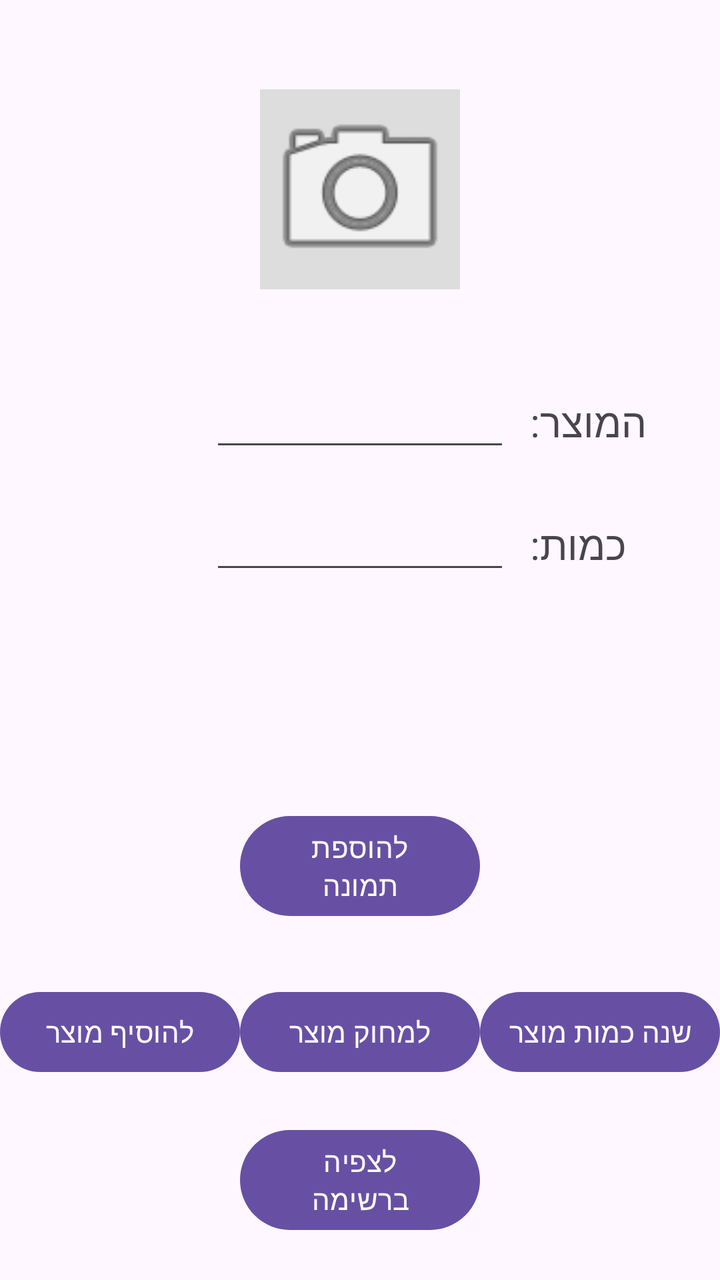
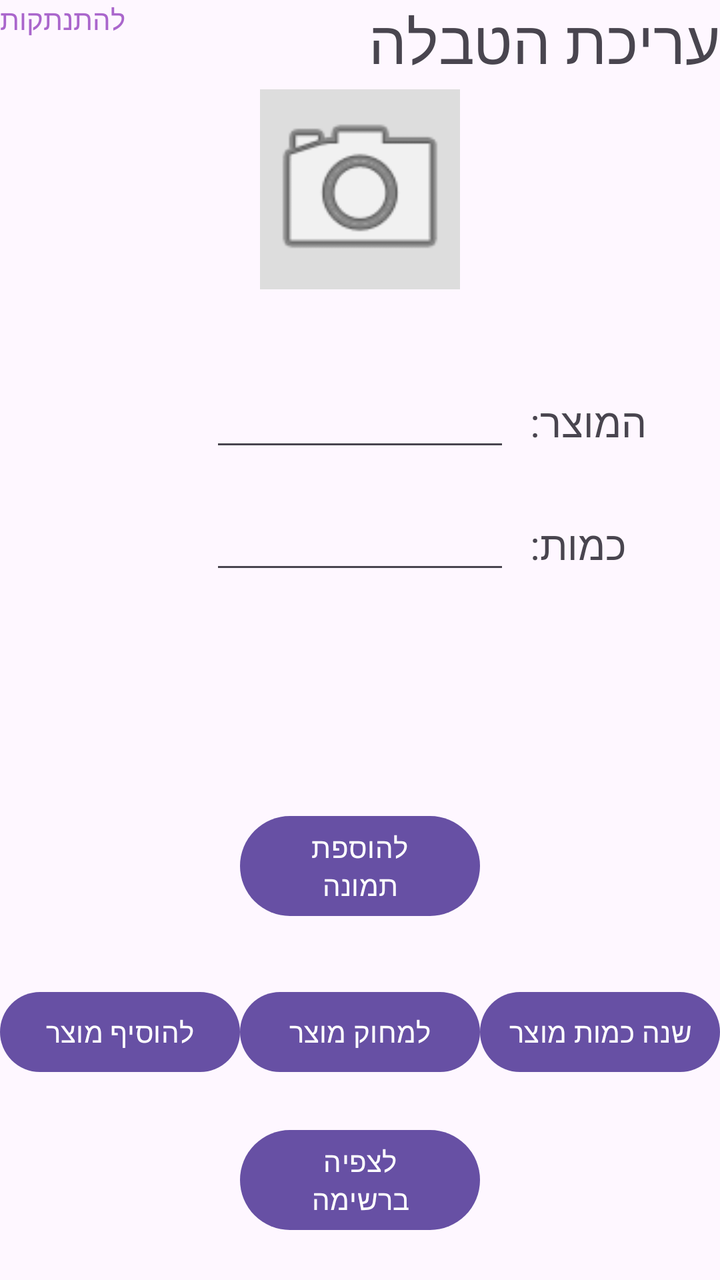

Compare the two renders of this Android layout. The source of the first and the diff that turns it into the second are given below.
<!-- AndroidManifest.xml: application theme Theme.GroceryListApp -->
<!-- res/layout/activity_main.xml -->
<?xml version="1.0" encoding="utf-8"?>
<androidx.constraintlayout.widget.ConstraintLayout xmlns:android="http://schemas.android.com/apk/res/android"
    xmlns:app="http://schemas.android.com/apk/res-auto"
    xmlns:tools="http://schemas.android.com/tools"
    android:id="@+id/main"
    android:layout_width="match_parent"
    android:layout_height="match_parent"
    tools:context=".MainActivity">

    <LinearLayout
        android:id="@+id/imageLayout"
        android:layout_width="wrap_content"
        android:layout_height="wrap_content"
        android:gravity="center"
        android:orientation="vertical"
        android:padding="4dp"
        app:layout_constraintBottom_toTopOf="@+id/etName"
        app:layout_constraintEnd_toEndOf="parent"
        app:layout_constraintStart_toStartOf="parent"
        app:layout_constraintTop_toTopOf="parent">

        <TextView
            android:id="@+id/tvStatus"
            android:layout_width="wrap_content"
            android:layout_height="wrap_content" />

        <ImageView
            android:id="@+id/ivPreview"
            android:layout_width="100dp"
            android:layout_height="100dp"
            android:background="#DDDDDD"
            android:contentDescription="תמונת המוצר"
            android:scaleType="centerCrop"
            android:src="@android:drawable/ic_menu_camera" />

        <TextView
            android:id="@+id/tvStats"
            android:layout_width="wrap_content"
            android:layout_height="wrap_content"
            android:text="" />
    </LinearLayout>

    <EditText
        android:id="@+id/etName"
        android:layout_width="150dp"
        android:layout_height="wrap_content"
        android:layout_marginBottom="20dp"
        app:layout_constraintBottom_toTopOf="@+id/etAmount"
        app:layout_constraintEnd_toEndOf="parent"
        app:layout_constraintStart_toStartOf="parent" />

    <EditText
        android:id="@+id/etAmount"
        android:layout_width="150dp"
        android:layout_height="wrap_content"
        android:layout_marginBottom="200dp"
        android:inputType="number"
        app:layout_constraintBottom_toTopOf="@+id/btnAdd"
        app:layout_constraintEnd_toEndOf="parent"
        app:layout_constraintStart_toStartOf="parent" />

    <TextView
        android:layout_width="wrap_content"
        android:layout_height="wrap_content"
        android:layout_marginStart="10dp"
        android:text="המוצר:"
        android:textSize="20sp"
        app:layout_constraintBaseline_toBaselineOf="@+id/etName"
        app:layout_constraintStart_toEndOf="@+id/etName" />

    <TextView
        android:layout_width="wrap_content"
        android:layout_height="wrap_content"
        android:layout_marginStart="10dp"
        android:text="כמות:"
        android:textSize="20sp"
        app:layout_constraintBaseline_toBaselineOf="@+id/etAmount"
        app:layout_constraintStart_toEndOf="@+id/etAmount" />

    <Button
        android:id="@+id/btnAdd"
        android:layout_width="0dp"
        android:layout_height="wrap_content"
        android:layout_marginBottom="100dp"
        android:padding="0dp"
        android:text="להוסיף מוצר"
        app:layout_constraintBottom_toBottomOf="parent"
        app:layout_constraintEnd_toStartOf="@+id/btnDelete"
        app:layout_constraintHorizontal_weight="1"
        app:layout_constraintStart_toStartOf="parent" />

    <Button
        android:id="@+id/btnDelete"
        android:layout_width="0dp"
        android:layout_height="wrap_content"
        android:layout_marginBottom="100dp"
        android:padding="0dp"
        android:text="למחוק מוצר"
        app:layout_constraintBottom_toBottomOf="parent"
        app:layout_constraintEnd_toStartOf="@+id/btnUpdate"
        app:layout_constraintHorizontal_weight="1"
        app:layout_constraintStart_toEndOf="@+id/btnAdd" />

    <Button
        android:id="@+id/btnUpdate"
        android:layout_width="0dp"
        android:layout_height="wrap_content"
        android:layout_marginBottom="100dp"
        android:padding="0dp"
        android:text="שנה כמות מוצר"
        app:layout_constraintBottom_toBottomOf="parent"
        app:layout_constraintEnd_toEndOf="parent"
        app:layout_constraintHorizontal_weight="1"
        app:layout_constraintStart_toEndOf="@+id/btnDelete" />

    <Button
        android:id="@+id/btnAddImg"
        android:layout_width="0dp"
        android:layout_height="wrap_content"
        android:layout_marginBottom="30dp"
        android:text="להוספת תמונה"
        app:layout_constraintBottom_toTopOf="@+id/btnDelete"
        app:layout_constraintEnd_toEndOf="@+id/btnDelete"
        app:layout_constraintStart_toEndOf="@+id/btnAdd" />

    <Button
        android:id="@+id/btnViewDB"
        android:layout_width="0dp"
        android:layout_height="wrap_content"
        android:text="לצפיה ברשימה"
        app:layout_constraintBottom_toBottomOf="parent"
        app:layout_constraintEnd_toEndOf="@+id/btnDelete"
        app:layout_constraintStart_toEndOf="@+id/btnAdd"
        app:layout_constraintTop_toBottomOf="@+id/btnDelete" />

</androidx.constraintlayout.widget.ConstraintLayout>
<!-- resources referenced by this layout -->
<resources>
  <style name="Theme.GroceryListApp" parent="Base.Theme.GroceryListApp" />
  <style name="Base.Theme.GroceryListApp" parent="Theme.Material3.DayNight.NoActionBar">
          
          
      </style>
</resources>

<!-- the commit's change to res/layout/activity_main.xml (unified diff, before → after) -->
@@ -6,6 +6,23 @@
     android:layout_width="match_parent"
     android:layout_height="match_parent"
     tools:context=".MainActivity">
+
+    <TextView
+        android:layout_width="200dp"
+        android:layout_height="wrap_content"
+        android:text="עריכת הטבלה"
+        android:textSize="30dp"
+        app:layout_constraintEnd_toEndOf="parent"
+        app:layout_constraintTop_toTopOf="parent" />
+
+    <TextView
+        android:id="@+id/tvLogOut"
+        android:layout_width="wrap_content"
+        android:layout_height="wrap_content"
+        android:text="להתנתקות"
+        app:layout_constraintStart_toStartOf="parent"
+        app:layout_constraintTop_toTopOf="parent"
+        android:textColor="@android:color/holo_purple"/>
 
     <LinearLayout
         android:id="@+id/imageLayout"
